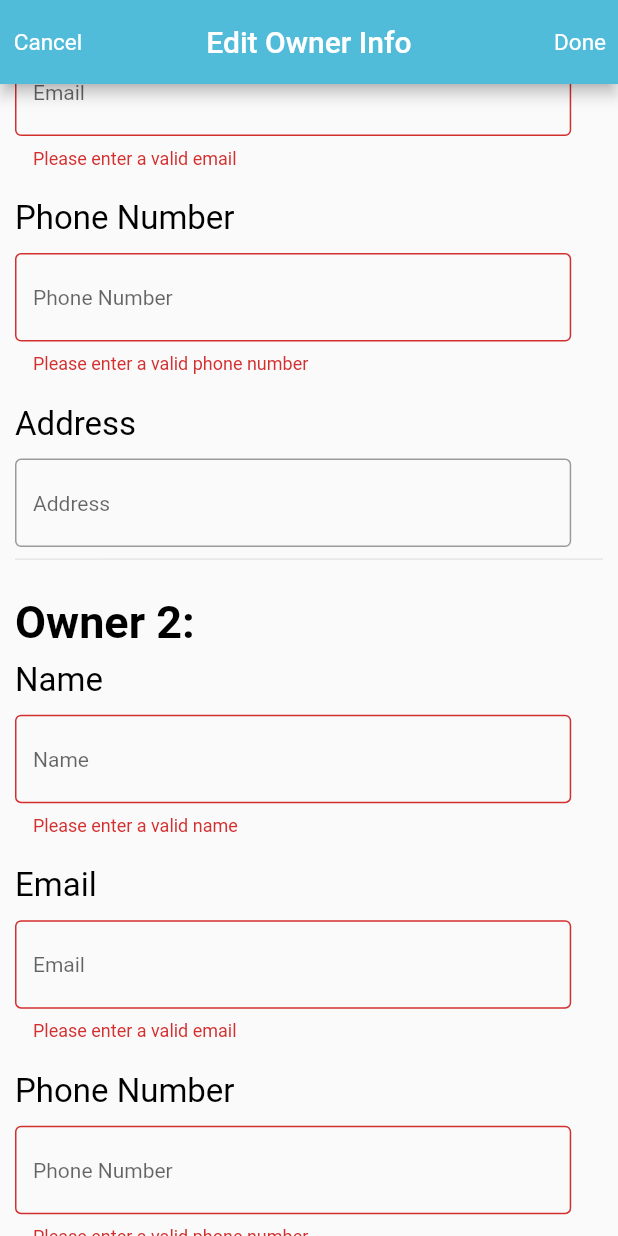
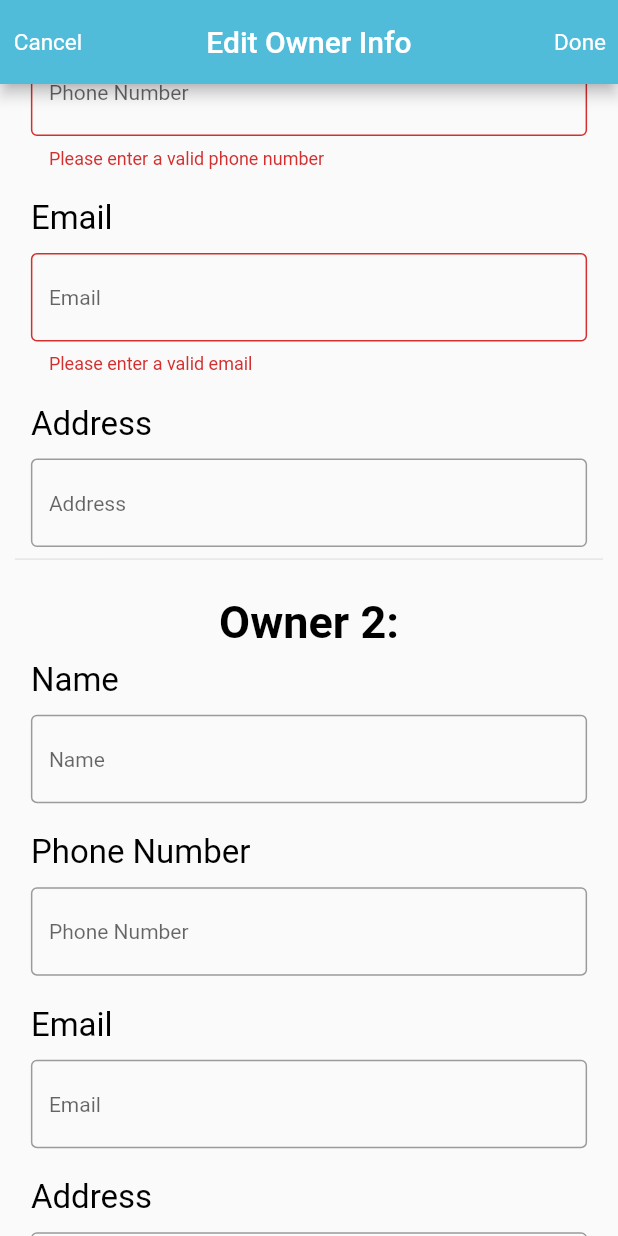
Before and after one commit to petcodeapp/interface-mobile, a Flutter app: the OwnerInfoEditingScreen screen opened directly, scrolled down 257 dp, after a tap on "Done", on a phone screen of 412 x 824 dp. Run offline on Flutter 3.47's test engine with Material 2 defaults, Android fonts, the phone set to English and light mode, and no system bars; our stand-ins replace bottom_navy_bar, cached_network_image, carousel_slider, cloud_firestore, dio, dots_indicator and 14 more; missing offline and left inert: slimy_card; accounts and stored records are empty; statements that could not run were skipped.

Commit message:
:bug: owner info editing screen bugfixes, added validator to address search bar

```diff
--- a/lib/screens/owner_info_editing_screen.dart
+++ b/lib/screens/owner_info_editing_screen.dart
@@ -23,20 +23,22 @@ class OwnerInfoEditingScreen extends StatefulWidget {
 
 class _OwnerInfoEditingScreenState extends State<OwnerInfoEditingScreen> {
   DatabaseService _databaseService;
-  TextEditingController _nameInputController;
-  TextEditingController _emailInputController;
-  TextEditingController _phoneNumberInputController;
-  TextEditingController _addressInputController;
 
-  TextEditingController _nameInputController2;
-  TextEditingController _emailInputController2;
-  TextEditingController _phoneNumberInputController2;
-  TextEditingController _addressInputController2;
+  TextEditingController _owner1Name;
+  TextEditingController _owner1PhoneNumber;
+  TextEditingController _owner1Email;
+  TextEditingController _owner1Address;
+
+  TextEditingController _owner2Name;
+  TextEditingController _owner2PhoneNumber;
+  TextEditingController _owner2Email;
+  TextEditingController _owner2Address;
 
   File chosenImageFile;
   ImageProvider updatedImage;
 
-  GlobalKey<FormState> _formKey = GlobalKey<FormState>();
+  GlobalKey<FormState> _owner1FormKey = new GlobalKey<FormState>();
+  GlobalKey<FormState> _owner2FormKey = new GlobalKey<FormState>();
 
   @override
   void initState() {
@@ -80,60 +82,40 @@ class _OwnerInfoEditingScreenState extends State<OwnerInfoEditingScreen> {
                 padding: const EdgeInsets.only(right: 8.0),
                 child: GestureDetector(
                   onTap: () async {
-                  if (_formKey.currentState.validate()) {
-                    Owner updatedOwner1 = widget.currentPet.contact_1;
-                    updatedOwner1.name = _nameInputController.text.trim();
-                    updatedOwner1.email = _emailInputController.text.trim();
+                    Pet updatedPet = widget.currentPet;
+
+                    if (_owner1FormKey.currentState.validate()) {
+                      if (!owner2IsEmpty()) {
+                        if (_owner2FormKey.currentState.validate()) {
+                          Owner updatedOwner2 = new Owner();
+
+                          updatedOwner2.name = _owner2Name.text.trim();
+                          updatedOwner2.phoneNumber =
+                              _owner2PhoneNumber.text.trim();
+                          updatedOwner2.email = _owner2Email.text.trim();
+                          updatedOwner2.address = _owner2Address.text.trim();
+
+                          updatedPet.contact_2 = updatedOwner2;
+                        } else {
+                          return;
+                        }
+                      } else {
+                        updatedPet.contact_2 = null;
+                      }
+
+                      Owner updatedOwner1 = new Owner();
+
+                      updatedOwner1.name = _owner1Name.text.trim();
                       updatedOwner1.phoneNumber =
-                        _phoneNumberInputController.text.trim();
-                    updatedOwner1.address = _addressInputController.text.trim();
+                          _owner1PhoneNumber.text.trim();
+                      updatedOwner1.email = _owner1Email.text.trim();
+                      updatedOwner1.address = _owner1Address.text.trim();
 
-                    if (widget.currentPet.contact_2 == null) {
-                      widget.currentPet.contact_2 = new Owner(
-                        name: _nameInputController2.text.trim(),
-                        email: _emailInputController2.text.trim(),
-                        phoneNumber: _phoneNumberInputController2.text.trim(),
-                        address: _addressInputController2.text.trim(),
-                      );
-                    } else {
-                      Owner updatedOwner2 =
-                          widget.currentPet.contact_2 ?? new Owner();
-                      updatedOwner2.name = _nameInputController2.text.trim();
-                      updatedOwner2.email = _emailInputController2.text.trim();
-                      updatedOwner2.phoneNumber =
-                          _phoneNumberInputController2.text.trim();
-                      updatedOwner2.address =
-                          _addressInputController2.text.trim();
-                    }
+                      updatedPet.contact_1 = updatedOwner1;
 
                       _databaseService.updatePet(widget.currentPet);
 
                       Navigator.pop(context);
-
-                    /*
-                    Owner contact_1 = new Owner(
-                      name: _owner1NameInputController.text.trim(),
-                      email: _owner1EmailInputController.text.trim(),
-                      phoneNumber: _owner1PhoneInputController.text.trim(),
-                      address: _owner1AddressInputController.text.trim(),
-                    );
-
-                    updatedPet.contact_1 = contact_1;
-
-                    if (!owner2IsNull()) {
-                      Owner contact_2 = new Owner(
-                        name: _owner2NameInputController.text.trim(),
-                        email: _owner2EmailInputController.text.trim(),
-                        phoneNumber: _owner2PhoneInputController.text.trim(),
-                        address: _owner2AddressInputController.text.trim(),
-                      );
-
-                      updatedPet.contact_2 = contact_2;
-                    } else {
-                      updatedPet.contact_2 = null;
-                    }
-
-                    */
                     }
                   },
                   child: Text(
@@ -149,13 +131,15 @@ class _OwnerInfoEditingScreenState extends State<OwnerInfoEditingScreen> {
           ],
         ),
         body: SingleChildScrollView(
-        child: Form(
-          key: _formKey,
           child: Container(
             //height: height,
             width: width,
             child: Padding(
               padding: const EdgeInsets.symmetric(horizontal: 10.0),
+              child: Column(
+                children: [
+                  Form(
+                    key: _owner1FormKey,
                     child: Column(
                       crossAxisAlignment: CrossAxisAlignment.start,
                       children: [
@@ -182,12 +166,40 @@ class _OwnerInfoEditingScreenState extends State<OwnerInfoEditingScreen> {
                                 height: 10.0,
                               ),
                               TextFormField(
+                                controller: _owner1Name,
                                 validator: (value) =>
                                     ValidatorHelper.firstNameValidator(value),
-                          controller: _nameInputController,
                                 decoration: InputDecoration(
                                   hintText: 'Name',
                                   border: OutlineInputBorder(),
+                                  hintStyle: TextStyle(fontSize: 14.0),
+                                ),
+                              ),
+                            ],
+                          ),
+                        ),
+                        SizedBox(
+                          height: 20.0,
+                        ),
+                        Container(
+                          width: width * 0.9,
+                          child: Column(
+                            crossAxisAlignment: CrossAxisAlignment.start,
+                            children: [
+                              Text(
+                                'Phone Number',
+                                style: StyleConstants.blackThinTitleTextSmall,
+                              ),
+                              SizedBox(
+                                height: 10.0,
+                              ),
+                              TextFormField(
+                                controller: _owner1PhoneNumber,
+                                validator: (value) =>
+                                    ValidatorHelper.phoneNumberValidator(value),
+                                decoration: InputDecoration(
+                                  border: OutlineInputBorder(),
+                                  hintText: 'Phone Number',
                                   hintStyle: TextStyle(fontSize: 14.0),
                                 ),
                               ),
@@ -210,9 +222,9 @@ class _OwnerInfoEditingScreenState extends State<OwnerInfoEditingScreen> {
                                 height: 10.0,
                               ),
                               TextFormField(
+                                controller: _owner1Email,
                                 validator: (value) =>
                                     ValidatorHelper.emailValidator(value),
-                          controller: _emailInputController,
                                 decoration: InputDecoration(
                                   border: OutlineInputBorder(),
                                   hintText: 'Email',
@@ -231,32 +243,6 @@ class _OwnerInfoEditingScreenState extends State<OwnerInfoEditingScreen> {
                             crossAxisAlignment: CrossAxisAlignment.start,
                             children: [
                               Text(
-                          'Phone Number',
-                          style: StyleConstants.blackThinTitleTextSmall,
-                        ),
-                        SizedBox(
-                          height: 10.0,
-                        ),
-                        TextFormField(
-                          validator: (value) =>
-                              ValidatorHelper.phoneNumberValidator(value),
-                          controller: _phoneNumberInputController,
-                          decoration: InputDecoration(
-                            border: OutlineInputBorder(),
-                            hintText: 'Phone Number',
-                            hintStyle: TextStyle(fontSize: 14.0),
-                          ),
-                        ),
-                      ],
-                    ),
-                  ),
-                  SizedBox(height: 20.0),
-                  Container(
-                    width: width * 0.9,
-                    child: Column(
-                      crossAxisAlignment: CrossAxisAlignment.start,
-                      children: [
-                        Text(
                                 'Address',
                                 style: StyleConstants.blackThinTitleTextSmall,
                               ),
@@ -264,7 +250,9 @@ class _OwnerInfoEditingScreenState extends State<OwnerInfoEditingScreen> {
                                 height: 10.0,
                               ),
                               AddressSearchBar(
-                          addressController: _addressInputController,
+                                addressController: _owner1Address,
+                                addressValidator: (String address) =>
+                                    ValidatorHelper.addressValidator(address),
                                 inputDecoration: InputDecoration(
                                   border: OutlineInputBorder(),
                                   hintText: 'Address',
@@ -274,6 +262,13 @@ class _OwnerInfoEditingScreenState extends State<OwnerInfoEditingScreen> {
                             ],
                           ),
                         ),
+                      ],
+                    ),
+                  ),
+                  Form(
+                    key: _owner2FormKey,
+                    child: Column(
+                      children: [
                         Divider(),
                         SizedBox(
                           height: height * 0.02,
@@ -298,12 +293,40 @@ class _OwnerInfoEditingScreenState extends State<OwnerInfoEditingScreen> {
                                 height: 10.0,
                               ),
                               TextFormField(
+                                controller: _owner2Name,
                                 validator: (value) =>
                                     ValidatorHelper.firstNameValidator(value),
-                          controller: _nameInputController2,
                                 decoration: InputDecoration(
                                   hintText: 'Name',
                                   border: OutlineInputBorder(),
+                                  hintStyle: TextStyle(fontSize: 14.0),
+                                ),
+                              ),
+                            ],
+                          ),
+                        ),
+                        SizedBox(
+                          height: 20.0,
+                        ),
+                        Container(
+                          width: width * 0.9,
+                          child: Column(
+                            crossAxisAlignment: CrossAxisAlignment.start,
+                            children: [
+                              Text(
+                                'Phone Number',
+                                style: StyleConstants.blackThinTitleTextSmall,
+                              ),
+                              SizedBox(
+                                height: 10.0,
+                              ),
+                              TextFormField(
+                                controller: _owner2PhoneNumber,
+                                validator: (value) =>
+                                    ValidatorHelper.phoneNumberValidator(value),
+                                decoration: InputDecoration(
+                                  border: OutlineInputBorder(),
+                                  hintText: 'Phone Number',
                                   hintStyle: TextStyle(fontSize: 14.0),
                                 ),
                               ),
@@ -326,9 +349,9 @@ class _OwnerInfoEditingScreenState extends State<OwnerInfoEditingScreen> {
                                 height: 10.0,
                               ),
                               TextFormField(
+                                controller: _owner2Email,
                                 validator: (value) =>
                                     ValidatorHelper.emailValidator(value),
-                          controller: _emailInputController2,
                                 decoration: InputDecoration(
                                   border: OutlineInputBorder(),
                                   hintText: 'Email',
@@ -347,48 +370,22 @@ class _OwnerInfoEditingScreenState extends State<OwnerInfoEditingScreen> {
                             crossAxisAlignment: CrossAxisAlignment.start,
                             children: [
                               Text(
-                          'Phone Number',
-                          style: StyleConstants.blackThinTitleTextSmall,
-                        ),
-                        SizedBox(
-                          height: 10.0,
-                        ),
-                        TextFormField(
-                          validator: (value) =>
-                              ValidatorHelper.phoneNumberValidator(value),
-                          controller: _phoneNumberInputController2,
-                          decoration: InputDecoration(
-                            border: OutlineInputBorder(),
-                            hintText: 'Phone Number',
-                            hintStyle: TextStyle(fontSize: 14.0),
-                          ),
-                        ),
-                      ],
-                    ),
-                  ),
-                  SizedBox(height: 20.0),
-                  Container(
-                    width: width * 0.9,
-                    child: Column(
-                      crossAxisAlignment: CrossAxisAlignment.start,
-                      children: [
-                        Text(
                                 'Address',
                                 style: StyleConstants.blackThinTitleTextSmall,
                               ),
                               SizedBox(
                                 height: 10.0,
                               ),
-                        TextFormField(
-                          validator: (value) =>
-                              ValidatorHelper.addressValidator(value),
-                          controller: _addressInputController2,
-                          decoration: InputDecoration(
+                              AddressSearchBar(
+                                addressController: _owner2Address,
+                                addressValidator: (String address) =>
+                                    ValidatorHelper.addressValidator(address),
+                                inputDecoration: InputDecoration(
                                   border: OutlineInputBorder(),
                                   hintText: 'Address',
                                   hintStyle: TextStyle(fontSize: 14.0),
                                 ),
-                        ),
+                              )
                             ],
                           ),
                         ),
@@ -398,69 +395,45 @@ class _OwnerInfoEditingScreenState extends State<OwnerInfoEditingScreen> {
                       ],
                     ),
                   ),
+                ],
               ),
             ),
           ),
-    );
+        ));
   }
 
   void setUpInputControllers() {
-    _nameInputController =
+    _owner1Name =
         new TextEditingController(text: widget.currentPet.contact_1.name);
-    _emailInputController =
+    _owner1PhoneNumber = new TextEditingController(
+        text: widget.currentPet.contact_1.phoneNumber);
+    _owner1Email =
         new TextEditingController(text: widget.currentPet.contact_1.email);
-    _phoneNumberInputController = new TextEditingController(
-        text: widget.currentPet.contact_1.phoneNumber);
-    _addressInputController =
+    _owner1Address =
         new TextEditingController(text: widget.currentPet.contact_1.address);
 
-    _nameInputController2 = new TextEditingController(
-        text: widget.currentPet.contact_2 == null
-            ? ''
-            : widget.currentPet.contact_2.name ?? '');
-    _emailInputController2 = new TextEditingController(
-        text: widget.currentPet.contact_2 == null
-            ? ''
-            : widget.currentPet.contact_2.email ?? '');
-    _phoneNumberInputController2 = new TextEditingController(
-        text: widget.currentPet.contact_2 == null
-            ? ''
-            : widget.currentPet.contact_2.phoneNumber);
-    _addressInputController2 = new TextEditingController(
-        text: widget.currentPet.contact_2 == null
-            ? ''
-            : widget.currentPet.contact_2.address);
-
-    /*
-    _owner1NameInputController =
-        new TextEditingController(text: widget.currentPet.contact_1.name);
-    _owner1EmailInputController =
-        new TextEditingController(text: widget.currentPet.contact_1.email);
-    _owner1PhoneInputController = new TextEditingController(
-        text: widget.currentPet.contact_1.phoneNumber);
-    _owner1AddressInputController =
-        new TextEditingController(text: widget.currentPet.contact_1.address);
-
-    _owner2NameInputController = new TextEditingController();
-    _owner2EmailInputController = new TextEditingController();
-    _owner2PhoneInputController = new TextEditingController();
-    _owner2AddressInputController = new TextEditingController();
-
     if (widget.currentPet.contact_2 != null) {
-      _owner2NameInputController.text = widget.currentPet.contact_2.name;
-      _owner2EmailInputController.text = widget.currentPet.contact_2.email;
-      _owner2PhoneInputController.text =
-          widget.currentPet.contact_2.phoneNumber;
-      _owner2AddressInputController.text = widget.currentPet.contact_2.address;
+      _owner2Name =
+          new TextEditingController(text: widget.currentPet.contact_2.name);
+      _owner2PhoneNumber = new TextEditingController(
+          text: widget.currentPet.contact_2.phoneNumber);
+      _owner2Email =
+          new TextEditingController(text: widget.currentPet.contact_2.email);
+      _owner2Address =
+          new TextEditingController(text: widget.currentPet.contact_2.address);
+    } else {
+      _owner2Name = new TextEditingController();
+      _owner2PhoneNumber = new TextEditingController();
+      _owner2Email = new TextEditingController();
+      _owner2Address = new TextEditingController();
     }
   }
 
-  bool owner2IsNull() {
-    return _owner2NameInputController.text.trim().isEmpty &&
-        _owner2EmailInputController.text.trim().isEmpty &&
-        _owner2PhoneInputController.text.trim().isEmpty &&
-        _owner2AddressInputController.text.trim().isEmpty;
-  }
-  */
+  bool owner2IsEmpty() {
+    return ((_owner2Name.text == null || _owner2Name.text.trim().isEmpty) &&
+        (_owner2PhoneNumber.text == null ||
+            _owner2PhoneNumber.text.trim().isEmpty) &&
+        (_owner2Email.text == null || _owner2Email.text.trim().isEmpty) &&
+        (_owner2Address.text == null || _owner2Address.text.trim().isEmpty));
   }
 }
--- a/lib/screens/stp_contactinfo_screen.dart
+++ b/lib/screens/stp_contactinfo_screen.dart
@@ -107,14 +107,7 @@ class _StpContactScreenState extends State<StpContactScreen> {
                       address: _owner1Address.text);
                   updatedPet.contact_1 = owner1;
 
-                  if (_owner2Name.text != null &&
-                      _owner2Name.text.isNotEmpty &&
-                      _owner2PhoneNumber.text != null &&
-                      _owner2PhoneNumber.text.isNotEmpty &&
-                      _owner2Email.text != null &&
-                      _owner2Email.text.isNotEmpty &&
-                      _owner2Address.text != null &&
-                      _owner2Address.text.isNotEmpty) {
+                  if (!owner2IsEmpty()) {
                     Owner owner2 = new Owner(
                       name: _owner2Name.text,
                       phoneNumber: _owner2PhoneNumber.text,
@@ -430,4 +423,13 @@ class _StpContactScreenState extends State<StpContactScreen> {
       ),
     );
   }
+
+  bool owner2IsEmpty() {
+    return ((_owner2Name.text == null || _owner2Name.text.trim().isEmpty) &&
+        (_owner2PhoneNumber.text == null ||
+            _owner2PhoneNumber.text.trim().isEmpty) &&
+        (_owner2Email.text == null || _owner2Email.text.trim().isEmpty) &&
+        (_owner2PhoneNumber.text == null ||
+            _owner2PhoneNumber.text.trim().isEmpty));
+  }
 }
--- a/lib/utils/validator_helper.dart
+++ b/lib/utils/validator_helper.dart
@@ -44,7 +44,7 @@ class ValidatorHelper {
 
   static String addressValidator(String address) {
     if (address == null || address.trim().length == 0) {
-      return 'Please enter a valid pet name';
+      return 'Please enter a valid address';
     } else {
       return null;
     }
--- a/lib/widgets/address_search_bar.dart
+++ b/lib/widgets/address_search_bar.dart
@@ -4,10 +4,11 @@ import 'package:petcode_app/models/Address.dart';
 import 'package:petcode_app/services/address_autocomplete_service.dart';
 
 class AddressSearchBar extends StatefulWidget {
-  AddressSearchBar({Key key, this.addressController, this.inputDecoration})
+  AddressSearchBar({Key key, this.addressController, this.inputDecoration, this.addressValidator})
       : super(key: key);
   final TextEditingController addressController;
   final InputDecoration inputDecoration;
+  final FormFieldValidator<String> addressValidator;
   @override
   _AddressSearchBarState createState() => _AddressSearchBarState();
 }
@@ -28,6 +29,7 @@ class _AddressSearchBarState extends State<AddressSearchBar> {
         controller: widget.addressController,
         decoration: widget.inputDecoration,
       ),
+      validator: widget.addressValidator,
       suggestionsCallback: (String address) async {
         return _autocompleteService.getLocationResults(address);
       },
```
Lines whose indentation alone changed are shown as unchanged.
